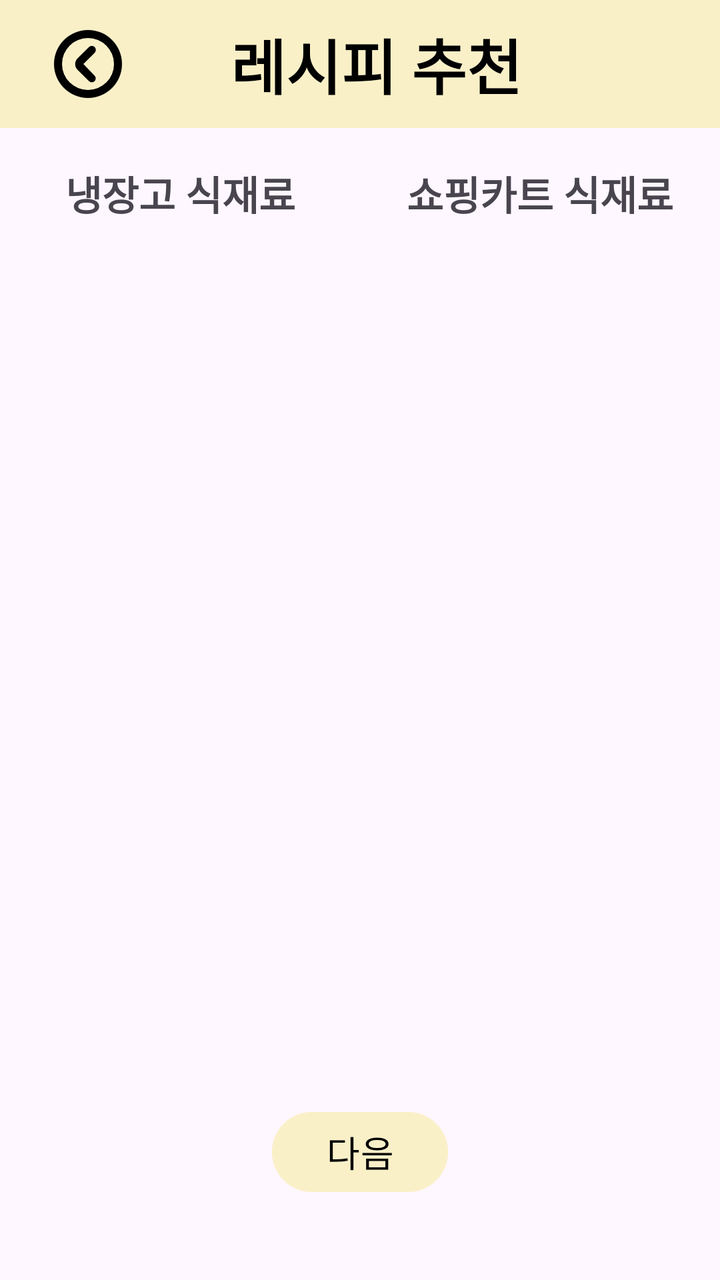
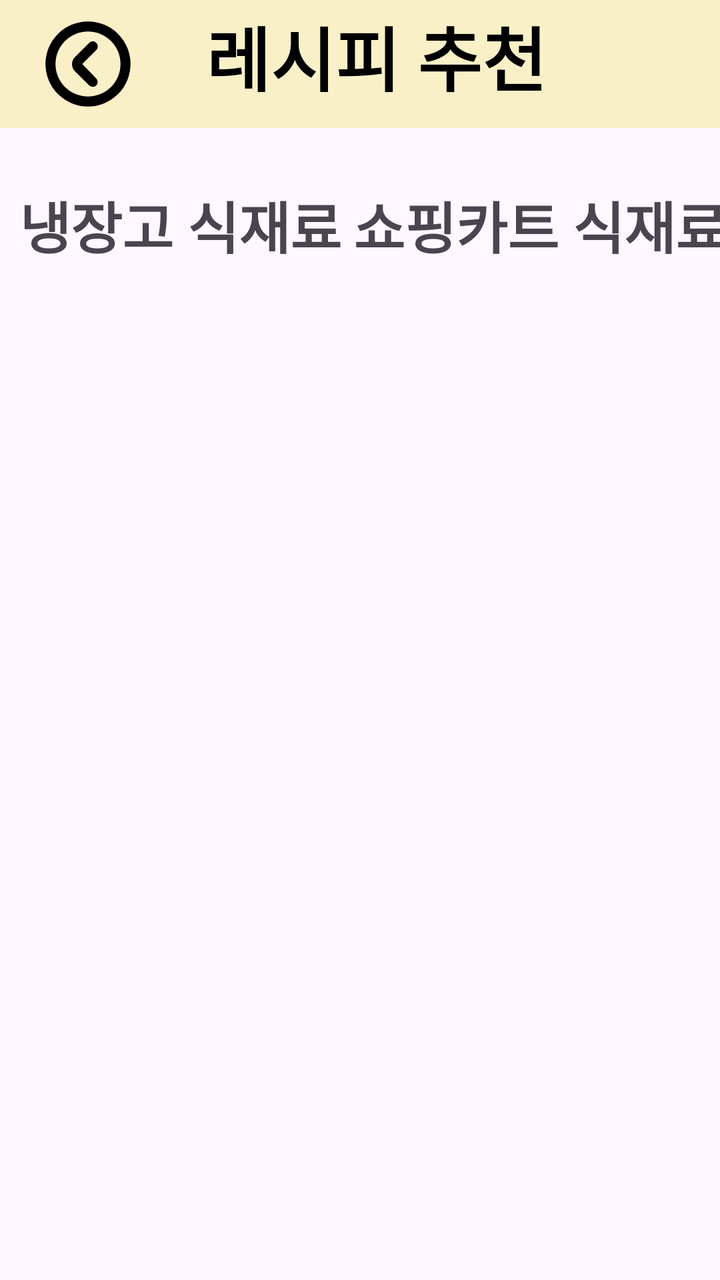

The first picture is an Android layout as it rendered before a commit; the second is the same layout after the commit. The layout source and the unified diff follow.
<!-- AndroidManifest.xml: application theme Theme.PickAndCook -->
<!-- res/layout/activity_select_ingredient.xml -->
<?xml version="1.0" encoding="utf-8"?>
<androidx.constraintlayout.widget.ConstraintLayout
    xmlns:android="http://schemas.android.com/apk/res/android"
    xmlns:app="http://schemas.android.com/apk/res-auto"
    xmlns:tools="http://schemas.android.com/tools"
    android:layout_width="match_parent"
    android:layout_height="match_parent">

    <androidx.appcompat.widget.Toolbar
        android:id="@+id/toolbar"
        android:layout_width="0dp"
        android:layout_height="?attr/actionBarSize"
        android:background="@color/main"
        app:navigationIcon="@drawable/ic_arrow_back"
        android:paddingStart="16dp"
        app:layout_constraintTop_toTopOf="parent"
        app:layout_constraintStart_toStartOf="parent"
        app:layout_constraintEnd_toEndOf="parent">

        <TextView
            android:layout_width="wrap_content"
            android:layout_height="wrap_content"
            android:layout_gravity="center"
            android:text="레시피 추천"
            android:textAppearance="@style/TitleTextStyle" />
    </androidx.appcompat.widget.Toolbar>

    <TextView
        android:id="@+id/fridgeLabel"
        android:layout_width="wrap_content"
        android:layout_height="wrap_content"
        android:text="냉장고 식재료"
        android:textSize="20sp"
        android:textStyle="bold"
        android:padding="8dp"
        android:layout_marginTop="10dp"
        app:layout_constraintTop_toBottomOf="@id/toolbar"
        app:layout_constraintStart_toStartOf="@id/fridgeRecyclerView"
        app:layout_constraintEnd_toEndOf="@id/fridgeRecyclerView"
        android:gravity="center"/>

    
    <androidx.recyclerview.widget.RecyclerView
        android:id="@+id/fridgeRecyclerView"
        android:layout_width="0dp"
        android:layout_height="0dp"
        android:padding="20dp"
        tools:listitem="@layout/item_food"
        app:layout_constraintTop_toBottomOf="@id/fridgeLabel"
        app:layout_constraintBottom_toTopOf="@id/nextButton"
        app:layout_constraintStart_toStartOf="parent"
        app:layout_constraintEnd_toStartOf="@id/cartRecyclerView"
        app:layout_constraintWidth_percent="0.5" />

    <TextView
        android:id="@+id/cartLabel"
        android:layout_width="wrap_content"
        android:layout_height="wrap_content"
        android:text="쇼핑카트 식재료"
        android:textSize="20sp"
        android:textStyle="bold"
        android:padding="8dp"
        android:layout_marginTop="10dp"
        app:layout_constraintTop_toBottomOf="@id/toolbar"
        app:layout_constraintStart_toStartOf="@id/cartRecyclerView"
        app:layout_constraintEnd_toEndOf="@id/cartRecyclerView"
        android:gravity="center"/>

    
    <androidx.recyclerview.widget.RecyclerView
        android:id="@+id/cartRecyclerView"
        android:layout_width="0dp"
        android:layout_height="0dp"
        android:padding="20dp"
        tools:listitem="@layout/item_shopping"
        app:layout_constraintTop_toBottomOf="@id/cartLabel"
        app:layout_constraintBottom_toTopOf="@id/nextButton"
        app:layout_constraintStart_toEndOf="@id/fridgeRecyclerView"
        app:layout_constraintEnd_toEndOf="parent"
        app:layout_constraintWidth_percent="0.5" />

    <Button
        android:id="@+id/nextButton"
        android:layout_width="wrap_content"
        android:layout_height="wrap_content"
        android:text="다음"
        android:textSize="@dimen/button_size"
        android:textColor="@color/black"
        android:backgroundTint="@color/main"
        app:layout_constraintBottom_toBottomOf="parent"
        app:layout_constraintTop_toBottomOf="@id/fridgeRecyclerView"
        app:layout_constraintStart_toStartOf="parent"
        app:layout_constraintEnd_toEndOf="parent"
        android:layout_marginBottom="40dp"/>

</androidx.constraintlayout.widget.ConstraintLayout>
<!-- res/layout/item_food.xml (included above) -->
<?xml version="1.0" encoding="utf-8"?>
<LinearLayout xmlns:android="http://schemas.android.com/apk/res/android"
    android:id="@+id/foodItemContainer"
    android:layout_width="match_parent"
    android:layout_height="wrap_content"
    android:orientation="vertical"
    android:gravity="center"
    android:layout_margin="6dp"
    android:background="@drawable/item_background_selector"
    android:padding="15dp">

    
    <ImageView
        android:id="@+id/foodImage"
        android:layout_width="@dimen/food_image_size"
        android:layout_height="@dimen/food_image_size"
        android:scaleType="centerCrop"
        android:src="@drawable/ic_placeholder" />

    
    <TextView
        android:id="@+id/foodName"
        android:layout_width="wrap_content"
        android:layout_height="wrap_content"
        android:text="식재료"
        android:textSize="@dimen/food_text_size"
        android:textStyle="bold"
        android:gravity="center"/>
</LinearLayout>
<!-- res/layout/item_shopping.xml (included above) -->
<?xml version="1.0" encoding="utf-8"?>
<androidx.constraintlayout.widget.ConstraintLayout xmlns:android="http://schemas.android.com/apk/res/android"
    android:layout_width="match_parent"
    android:layout_height="wrap_content"
    xmlns:app="http://schemas.android.com/apk/res-auto"
    android:padding="12dp"
    android:layout_marginBottom="10dp"
    android:background="@drawable/item_background_selector">

    
    <TextView
        android:id="@+id/itemName"
        android:layout_width="0dp"
        android:layout_height="wrap_content"
        android:text="식재료 이름"
        android:textSize="@dimen/food_text_size"
        android:textStyle="bold"
        android:layout_marginStart="4dp"
        app:layout_constraintStart_toStartOf="parent"
        app:layout_constraintEnd_toStartOf="@id/warningIcon"
        app:layout_constraintTop_toTopOf="parent"
        app:layout_constraintBottom_toBottomOf="parent"/>



    
    <ImageView
        android:id="@+id/warningIcon"
        android:layout_width="50dp"
        android:layout_height="50dp"
        android:src="@drawable/ic_warning"
        android:contentDescription="주의"
        android:layout_margin="10dp"
        app:layout_constraintEnd_toStartOf="@id/deleteIcon"
        app:layout_constraintTop_toTopOf="parent"
        app:layout_constraintBottom_toBottomOf="parent"/>

    
    <Button
        android:id="@+id/deleteIcon"
        android:layout_width="wrap_content"
        android:layout_height="wrap_content"
        android:text="삭제"
        android:textSize="@dimen/button_size"
        android:textColor="@color/black"
        android:backgroundTint="@color/main"
        app:layout_constraintEnd_toEndOf="parent"
        app:layout_constraintTop_toTopOf="parent"
        app:layout_constraintBottom_toBottomOf="parent"/>
</androidx.constraintlayout.widget.ConstraintLayout>
<!-- resources referenced by this layout -->
<resources>
  <color name="black">#FF000000</color>
  <color name="main">#FAF0C8</color>
  <dimen name="button_size">18sp</dimen>
  <dimen name="food_image_size">80dp</dimen>
  <dimen name="food_text_size">22sp</dimen>
  <!-- drawable ic_arrow_back (drawable) -->
  <vector xmlns:android="http://schemas.android.com/apk/res/android"
      android:width="40dp"
      android:height="40dp"
      android:viewportWidth="200"
      android:viewportHeight="200">
    <path
        android:pathData="M100,15a85,85 0,1 0,85 85A84.93,84.93 0,0 0,100 15ZM100,165a65,65 0,1 1,65 -65A64.87,64.87 0,0 1,100 165ZM116.5,57.5a9.67,9.67 0,0 0,-14 0L74,86a19.92,19.92 0,0 0,0 28.5L102.5,143a9.9,9.9 0,0 0,14 -14l-28,-29L117,71.5C120.5,68 120.5,61.5 116.5,57.5Z"
        android:fillColor="#000000"/>
  </vector>
  <!-- drawable ic_placeholder (drawable) -->
  <?xml version="1.0" encoding="utf-8"?>
  <vector xmlns:android="http://schemas.android.com/apk/res/android"
      android:width="64dp"
      android:height="64dp"
      android:viewportWidth="24"
      android:viewportHeight="24"
      android:tint="?attr/colorControlNormal">
  
      <path
          android:fillColor="@android:color/darker_gray"
          android:pathData="M12,2C6.48,2 2,6.48 2,12C2,17.52 6.48,22 12,22C17.52,22 22,17.52 22,12C22,6.48 17.52,2 12,2ZM12,20C7.58,20 4,16.42 4,12C4,7.58 7.58,4 12,4C16.42,4 20,7.58 20,12C20,16.42 16.42,20 12,20ZM7,15L10.03,10.71L12.5,14L16,9L21,15H7Z" />
  </vector>
  <!-- drawable ic_warning: png bitmap (drawable, 10731 bytes) -->
  <!-- drawable item_background_selector (drawable) -->
  <?xml version="1.0" encoding="utf-8"?>
  <selector xmlns:android="http://schemas.android.com/apk/res/android">
      <item android:drawable="@drawable/red_border" android:state_selected="true"/>
      <item android:drawable="@drawable/gray_border"/>
  </selector>
  <style name="TitleTextStyle">
          <item name="android:textSize">30sp</item>
          <item name="android:textStyle">bold</item>
          <item name="android:textColor">#000000</item> 
          <item name="android:fontFamily">sans-serif-medium</item>
          <item name="android:gravity">center</item>
      </style>
  <style name="Theme.PickAndCook" parent="Base.Theme.PickAndCook" />
  <!-- drawable red_border (drawable) -->
  <?xml version="1.0" encoding="utf-8"?>
  <shape xmlns:android="http://schemas.android.com/apk/res/android"
      android:shape="rectangle">
      <solid android:color="@android:color/transparent" />
      <stroke
          android:width="4dp"
          android:color="@color/red" />
      <corners android:radius="12dp" />
  </shape>
  <!-- drawable gray_border (drawable) -->
  <?xml version="1.0" encoding="utf-8"?>
  <shape xmlns:android="http://schemas.android.com/apk/res/android"
      android:shape="rectangle">
      <solid android:color="@android:color/transparent" />
      <stroke
          android:width="2dp"
          android:color="@android:color/darker_gray" />
      <corners android:radius="12dp" />
  </shape>
  <style name="Base.Theme.PickAndCook" parent="Theme.Material3.DayNight.NoActionBar">
          
          
      </style>
  <color name="red">#E75A5A</color>
</resources>

<!-- the commit's change to res/layout/activity_select_ingredient.xml (unified diff, before → after) -->
@@ -9,9 +9,11 @@
     <androidx.appcompat.widget.Toolbar
         android:id="@+id/toolbar"
         android:layout_width="0dp"
-        android:layout_height="?attr/actionBarSize"
+        android:layout_height="wrap_content"
+        android:minHeight="?attr/actionBarSize"
         android:background="@color/main"
         app:navigationIcon="@drawable/ic_arrow_back"
+        android:paddingBottom="8dp"
         android:paddingStart="16dp"
         app:layout_constraintTop_toTopOf="parent"
         app:layout_constraintStart_toStartOf="parent"
@@ -30,10 +32,10 @@
         android:layout_width="wrap_content"
         android:layout_height="wrap_content"
         android:text="냉장고 식재료"
-        android:textSize="20sp"
+        android:textSize="28sp"
         android:textStyle="bold"
         android:padding="8dp"
-        android:layout_marginTop="10dp"
+        android:layout_marginTop="20dp"
         app:layout_constraintTop_toBottomOf="@id/toolbar"
         app:layout_constraintStart_toStartOf="@id/fridgeRecyclerView"
         app:layout_constraintEnd_toEndOf="@id/fridgeRecyclerView"
@@ -43,8 +45,10 @@
     <androidx.recyclerview.widget.RecyclerView
         android:id="@+id/fridgeRecyclerView"
         android:layout_width="0dp"
-        android:layout_height="0dp"
-        android:padding="20dp"
+        android:layout_height="700dp"
+        android:paddingTop="30dp"
+        android:paddingStart="80dp"
+        android:paddingEnd="40dp"
         tools:listitem="@layout/item_food"
         app:layout_constraintTop_toBottomOf="@id/fridgeLabel"
         app:layout_constraintBottom_toTopOf="@id/nextButton"
@@ -57,10 +61,10 @@
         android:layout_width="wrap_content"
         android:layout_height="wrap_content"
         android:text="쇼핑카트 식재료"
-        android:textSize="20sp"
+        android:textSize="28sp"
         android:textStyle="bold"
         android:padding="8dp"
-        android:layout_marginTop="10dp"
+        android:layout_marginTop="20dp"
         app:layout_constraintTop_toBottomOf="@id/toolbar"
         app:layout_constraintStart_toStartOf="@id/cartRecyclerView"
         app:layout_constraintEnd_toEndOf="@id/cartRecyclerView"
@@ -70,8 +74,10 @@
     <androidx.recyclerview.widget.RecyclerView
         android:id="@+id/cartRecyclerView"
         android:layout_width="0dp"
-        android:layout_height="0dp"
-        android:padding="20dp"
+        android:layout_height="700dp"
+        android:paddingTop="30dp"
+        android:paddingStart="40dp"
+        android:paddingEnd="80dp"
         tools:listitem="@layout/item_shopping"
         app:layout_constraintTop_toBottomOf="@id/cartLabel"
         app:layout_constraintBottom_toTopOf="@id/nextButton"
@@ -85,13 +91,12 @@
         android:layout_height="wrap_content"
         android:text="다음"
         android:textSize="@dimen/button_size"
+        android:padding="10dp"
         android:textColor="@color/black"
         android:backgroundTint="@color/main"
-        app:layout_constraintBottom_toBottomOf="parent"
         app:layout_constraintTop_toBottomOf="@id/fridgeRecyclerView"
         app:layout_constraintStart_toStartOf="parent"
-        app:layout_constraintEnd_toEndOf="parent"
-        android:layout_marginBottom="40dp"/>
+        app:layout_constraintEnd_toEndOf="parent"/>
 
 </androidx.constraintlayout.widget.ConstraintLayout>
 <!-- res/layout/item_food.xml (included above) -->
@@ -102,16 +107,18 @@
     android:layout_height="wrap_content"
     android:orientation="vertical"
     android:gravity="center"
-    android:layout_margin="6dp"
+    android:layout_margin="8dp"
     android:background="@drawable/item_background_selector"
-    android:padding="15dp">
+    android:padding="@dimen/food_item_padding">
 
     
     <ImageView
         android:id="@+id/foodImage"
-        android:layout_width="@dimen/food_image_size"
-        android:layout_height="@dimen/food_image_size"
-        android:scaleType="centerCrop"
+        android:layout_width="wrap_content"
+        android:layout_height="0dp"
+        android:layout_weight="1"
+        android:adjustViewBounds="true"
+        android:scaleType="fitCenter"
         android:src="@drawable/ic_placeholder" />
 
     
@@ -119,9 +126,12 @@
         android:id="@+id/foodName"
         android:layout_width="wrap_content"
         android:layout_height="wrap_content"
+        android:minWidth="120dp"
         android:text="식재료"
         android:textSize="@dimen/food_text_size"
         android:textStyle="bold"
+        android:maxLines="1"
+        android:layout_marginTop="10dp"
         android:gravity="center"/>
 </LinearLayout>
 <!-- res/layout/item_shopping.xml (included above) -->
<!-- resource entries referenced after the edit -->
@@ -2,13 +2,13 @@
 <resources>
   <color name="black">#FF000000</color>
   <color name="main">#FAF0C8</color>
-  <dimen name="button_size">18sp</dimen>
-  <dimen name="food_image_size">80dp</dimen>
-  <dimen name="food_text_size">22sp</dimen>
+  <dimen name="button_size">20sp</dimen>
+  <dimen name="food_item_padding">20dp</dimen>
+  <dimen name="food_text_size">24sp</dimen>
   <!-- drawable ic_arrow_back (drawable) -->
   <vector xmlns:android="http://schemas.android.com/apk/res/android"
-      android:width="40dp"
-      android:height="40dp"
+      android:width="50dp"
+      android:height="50dp"
       android:viewportWidth="200"
       android:viewportHeight="200">
     <path
@@ -36,7 +36,7 @@
       <item android:drawable="@drawable/gray_border"/>
   </selector>
   <style name="TitleTextStyle">
-          <item name="android:textSize">30sp</item>
+          <item name="android:textSize">35sp</item>
           <item name="android:textStyle">bold</item>
           <item name="android:textColor">#000000</item> 
           <item name="android:fontFamily">sans-serif-medium</item>
@@ -65,7 +65,7 @@
   </shape>
   <style name="Base.Theme.PickAndCook" parent="Theme.Material3.DayNight.NoActionBar">
           
-          
+          <item name="colorPrimary">#BBFAF0C8</item>
       </style>
   <color name="red">#E75A5A</color>
 </resources>
